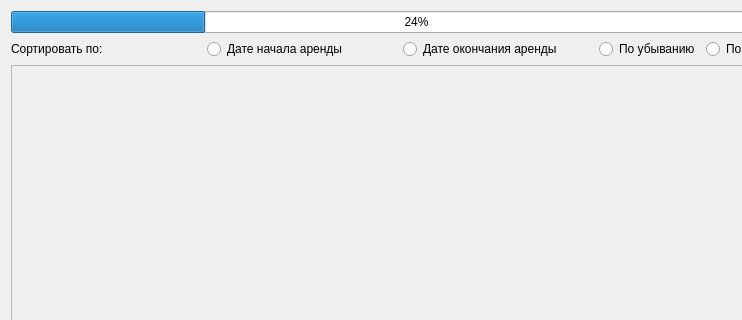
SisAdminNsk/CarRentalClient, file ViewModels/MainApplicationViewModels/NestedViewModels/CabinetViewModels/closedordersviewmodel.ui: the form before one commit; both pictures show x 0 to 742 and y 0 to 320 of the 833 by 594 pixel window.
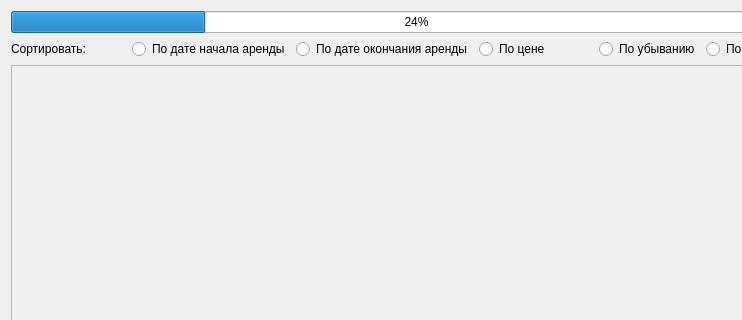
The form after the commit. Icons and pictures are not drawn.

Commit message: изменил внешний вид closedordersviewmodel

Patch:
```diff
--- a/ViewModels/MainApplicationViewModels/NestedViewModels/CabinetViewModels/closedordersviewmodel.ui
+++ b/ViewModels/MainApplicationViewModels/NestedViewModels/CabinetViewModels/closedordersviewmodel.ui
@@ -51,21 +51,28 @@
      <item>
       <widget class="QLabel" name="label">
        <property name="text">
-        <string>Сортировать по:</string>
+        <string>Сортировать:</string>
        </property>
       </widget>
      </item>
      <item>
       <widget class="QRadioButton" name="startOfLeaseSort">
        <property name="text">
-        <string>Дате начала аренды</string>
+        <string>По дате начала аренды</string>
        </property>
       </widget>
      </item>
      <item>
       <widget class="QRadioButton" name="endOfLeaseSort">
        <property name="text">
-        <string>Дате окончания аренды</string>
+        <string>По дате окончания аренды</string>
+       </property>
+      </widget>
+     </item>
+     <item>
+      <widget class="QRadioButton" name="priceSort">
+       <property name="text">
+        <string>По цене</string>
        </property>
       </widget>
      </item>
```
The commit also changes 2 other files.
